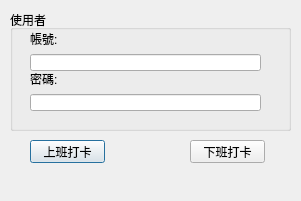
Old version of the form ui/PickCardLayout.ui in the repository weihong19971222/pyDraw.
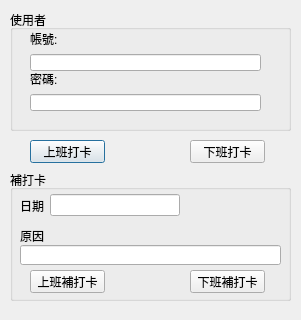
New version of the form.

Commit message: bu打卡

Diff of the .ui file:
```diff
--- a/ui/PickCardLayout.ui
+++ b/ui/PickCardLayout.ui
@@ -7,7 +7,7 @@
     <x>0</x>
     <y>0</y>
     <width>301</width>
-    <height>201</height>
+    <height>320</height>
    </rect>
   </property>
   <property name="windowTitle">
@@ -96,6 +96,90 @@
     <string>下班打卡</string>
    </property>
   </widget>
+  <widget class="QGroupBox" name="groupBox_2">
+   <property name="geometry">
+    <rect>
+     <x>10</x>
+     <y>170</y>
+     <width>281</width>
+     <height>131</height>
+    </rect>
+   </property>
+   <property name="title">
+    <string>補打卡</string>
+   </property>
+   <widget class="QWidget" name="horizontalLayoutWidget">
+    <property name="geometry">
+     <rect>
+      <x>10</x>
+      <y>20</y>
+      <width>160</width>
+      <height>31</height>
+     </rect>
+    </property>
+    <layout class="QHBoxLayout" name="horizontalLayout">
+     <item>
+      <widget class="QLabel" name="label_3">
+       <property name="text">
+        <string>日期</string>
+       </property>
+      </widget>
+     </item>
+     <item>
+      <widget class="QLineEdit" name="budate"/>
+     </item>
+    </layout>
+   </widget>
+   <widget class="QLineEdit" name="bures">
+    <property name="geometry">
+     <rect>
+      <x>10</x>
+      <y>75</y>
+      <width>261</width>
+      <height>20</height>
+     </rect>
+    </property>
+   </widget>
+   <widget class="QLabel" name="label_4">
+    <property name="geometry">
+     <rect>
+      <x>10</x>
+      <y>60</y>
+      <width>47</width>
+      <height>12</height>
+     </rect>
+    </property>
+    <property name="text">
+     <string>原因</string>
+    </property>
+   </widget>
+   <widget class="QPushButton" name="onWorkbuBtn">
+    <property name="geometry">
+     <rect>
+      <x>20</x>
+      <y>100</y>
+      <width>75</width>
+      <height>23</height>
+     </rect>
+    </property>
+    <property name="text">
+     <string>上班補打卡</string>
+    </property>
+   </widget>
+   <widget class="QPushButton" name="outWorkbuBtn">
+    <property name="geometry">
+     <rect>
+      <x>180</x>
+      <y>100</y>
+      <width>75</width>
+      <height>23</height>
+     </rect>
+    </property>
+    <property name="text">
+     <string>下班補打卡</string>
+    </property>
+   </widget>
+  </widget>
  </widget>
  <resources/>
  <connections/>
```
The commit also changes 3 other files.
